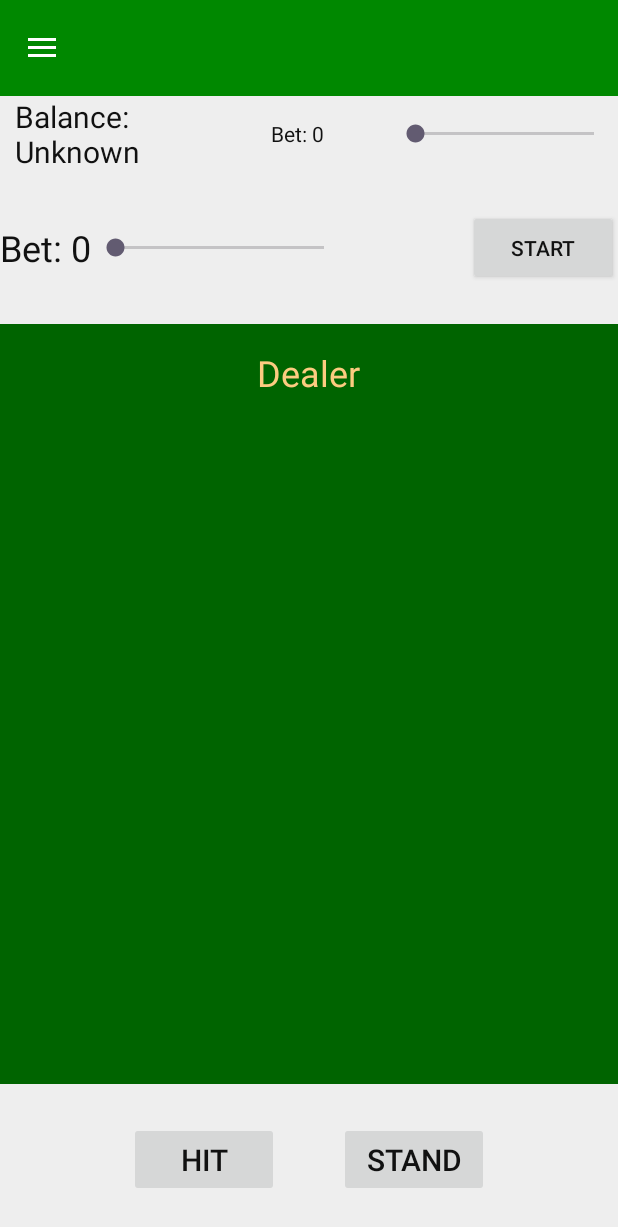
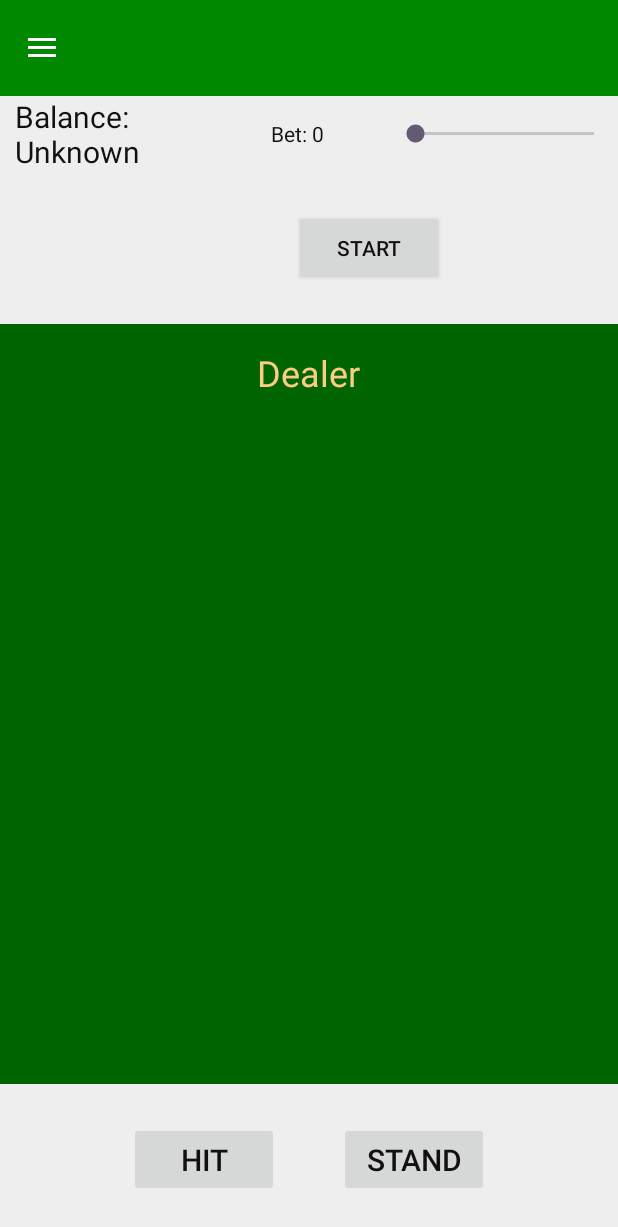
Before and after one commit to meterkilo/group_project, an Android app: the GameplayActivity screen opened directly, with no data from a screen before it, on a phone screen of 412 x 824 dp. Shown: the top 1227 px of the screen. Run offline under Robolectric (Android 15) with nearby library versions, the phone set to English and light mode, and no system bars.

Commit message:
Removed extra seekBar

```diff
--- a/app/src/main/res/layout/activity_gameplay.xml
+++ b/app/src/main/res/layout/activity_gameplay.xml
@@ -45,24 +45,6 @@
         android:layout_height="0dp"
         android:layout_weight="1"
         android:gravity="center">
-
-        <TextView
-            android:layout_width="wrap_content"
-            android:layout_height="wrap_content"
-            android:text="Bet: 0"
-            android:textSize="24sp"
-            android:id="@+id/betTV"
-            />
-        <SeekBar
-            android:layout_width="0dp"
-            android:layout_height="wrap_content"
-            android:layout_weight="1"
-            android:max ="1000"
-            android:progress="1"
-            android:id="@+id/bet_seekbar"
-            />
-
-
 
         <androidx.appcompat.widget.AppCompatButton
             android:layout_width="100dp"
```
